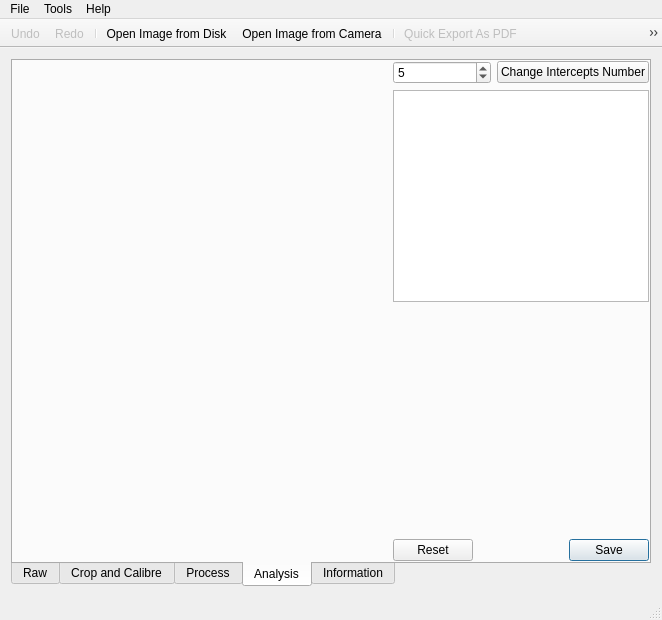
Above: gui/mainwindow.ui from librehat/caiga before the change. Below: the same form after it.
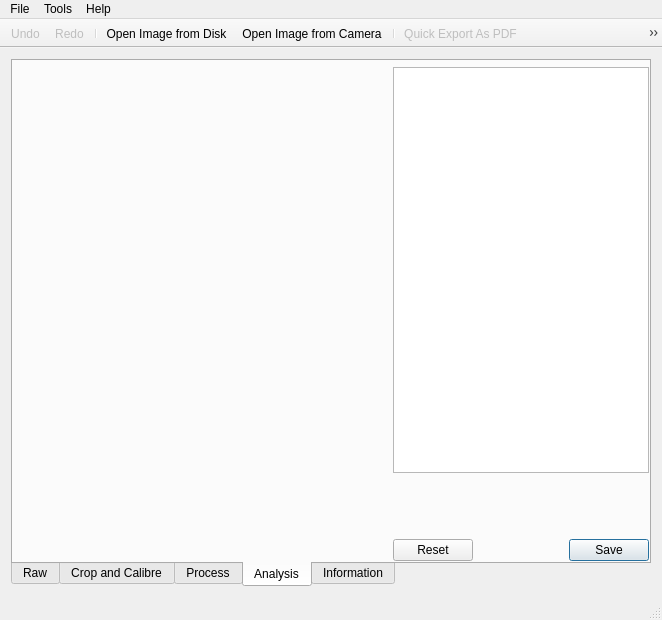
That is the form after the change. The open tabs and pages were chosen to show the change. Icons and pictures are not drawn. Custom widgets are drawn as their Qt base class.

Commit message: two major fixes. 1. fix intercept procedure. it's much more accurate. but only for equiaxed structures as it suggests in ASTM E112-13. 2. use pointer to manipulate workspace. delete some obselete code.

```diff
--- a/gui/mainwindow.ui
+++ b/gui/mainwindow.ui
@@ -411,16 +411,6 @@
         <property name="bottomMargin">
          <number>0</number>
         </property>
-        <item row="0" column="1">
-         <widget class="QSpinBox" name="interceptsNumberSpinBox">
-          <property name="minimum">
-           <number>1</number>
-          </property>
-          <property name="value">
-           <number>5</number>
-          </property>
-         </widget>
-        </item>
         <item row="0" column="0" rowspan="5">
          <widget class="QImageInteractiveDrawer" name="analysisInteracter" native="true">
           <property name="sizePolicy">
@@ -431,15 +421,14 @@
           </property>
          </widget>
         </item>
-        <item row="0" column="2">
-         <widget class="QPushButton" name="interceptsNumberChangeButton">
-          <property name="text">
-           <string>Change Intercepts Number</string>
-          </property>
-         </widget>
-        </item>
         <item row="1" column="1" colspan="2">
          <widget class="QTableView" name="analysisTableView">
+          <property name="sizePolicy">
+           <sizepolicy hsizetype="Expanding" vsizetype="Expanding">
+            <horstretch>0</horstretch>
+            <verstretch>10</verstretch>
+           </sizepolicy>
+          </property>
           <property name="selectionBehavior">
            <enum>QAbstractItemView::SelectRows</enum>
           </property>
```
The commit also changes 11 other files.
